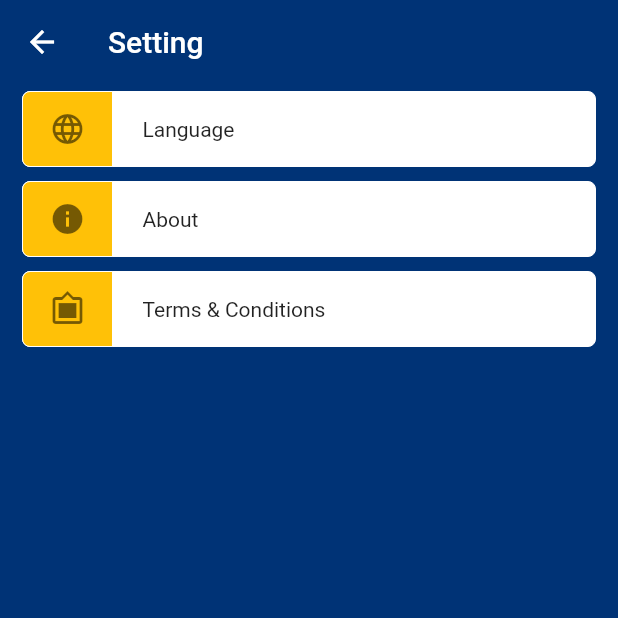
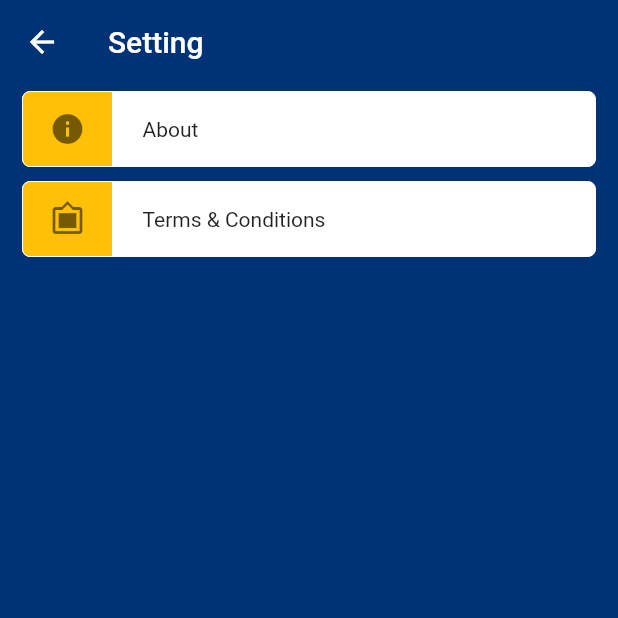
Before and after one commit to YeYintThetKhine/qs_elearning, a Flutter app: the Setting screen opened directly, on a phone screen of 412 x 824 dp, the top half of it. Run offline on Flutter 3.47's test engine with Material 2 defaults, Android fonts, the phone set to English and light mode, and no system bars; our stand-ins replace connectivity, flutter_html, percent_indicator, photo_view, sqflite, table_calendar and 1 more; missing offline and left inert: flutter_widgets; accounts and stored records are empty.

```diff
--- a/lib/Android_Views/Course/course_modules.dart
+++ b/lib/Android_Views/Course/course_modules.dart
@@ -68,7 +68,6 @@ class _CourseModulesState extends State<CourseModules> {
 
     String uid = currentUser.id;
     var quizAdditionalUrl = '$urlLink/$token/quizinfo/course/$courseId/user/$uid/';
-    print(quizAdditionalUrl);
     await http.get(quizAdditionalUrl).then((response) {
       var data = json.decode(response.body);
         for (var quiz in data['quiz_info']) {
@@ -440,7 +439,7 @@ class _CourseModulesState extends State<CourseModules> {
                                           ),
                                           child: Center(
                                             child: Text(
-                                            'Attempt: FREE',
+                                            'Attempt: ${topic.modules[i].maxattempts}',
                                             style: TextStyle(
                                                 color: mBlue,
                                                 fontSize: 16.0,
--- a/lib/Android_Views/Dashboard/grade_history.dart
+++ b/lib/Android_Views/Dashboard/grade_history.dart
@@ -3,9 +3,12 @@ import '../../ThemeColors/colors.dart';
 import 'package:moodle_test/Android_Views/Auto_Logout_Method.dart';
 import '../../Model/model.dart';
 import 'package:moodle_test/Android_Views/Dashboard/grade_history_more.dart';
+import 'package:connectivity/connectivity.dart';
 
   @override
 Widget gradeHistoryWidget(List<GradeByCategory> _categoryQuizList, String token, context) {
+
+  String eventtype="initial";
 
     countertimer(){
       AutoLogoutMethod.autologout.counter(context);
@@ -86,7 +89,7 @@ Widget gradeHistoryWidget(List<GradeByCategory> _categoryQuizList, String token,
                       mainAxisAlignment: MainAxisAlignment.spaceEvenly,
                       children: <Widget>[
                         Container(
-                          child: Text(_categoryQuizList[index].coursename,style: TextStyle(color:mBlue ,fontWeight: FontWeight.bold,fontSize: 18)),
+                          child: Text(_categoryQuizList[index].coursename,overflow: TextOverflow.ellipsis,style: TextStyle(color:mBlue ,fontWeight: FontWeight.bold,fontSize: 18)),
                         ),
                         Text('Total Marks: ${_categoryQuizList[index].mark}',style: TextStyle(color:mBlue)),
                       ]
--- a/lib/Android_Views/Dashboard/today_events.dart
+++ b/lib/Android_Views/Dashboard/today_events.dart
@@ -143,7 +143,7 @@ _showBottomSheet(BuildContext context, List<Event> events) {
                               child: Row(
                                 children: [
                                   Container(
-                                    padding: EdgeInsets.symmetric(horizontal: 7.0,vertical: 7.0),
+                                    padding: EdgeInsets.symmetric(horizontal: 5.0,vertical: 5.0),
                                     decoration: BoxDecoration(
                                       borderRadius: BorderRadius.circular(10.0),
                                       boxShadow: [
@@ -198,11 +198,13 @@ _showBottomSheet(BuildContext context, List<Event> events) {
                                           ),
                                         ),
                                         Container(
+                                          width: MediaQuery.of(context).size.width-130,
                                           padding: EdgeInsets.only(
                                             bottom: 6.0,
                                           ),
                                           child: Text(
                                             events[i].courseName,
+                                            overflow: TextOverflow.ellipsis,
                                             style: TextStyle(
                                               color: Colors.white,
                                               fontSize: 16.0,
@@ -410,11 +412,13 @@ Widget todayEvents(List<Event> eventList, bool event, BuildContext context) {
                           ),
                         ),
                         Container(
+                          width: MediaQuery.of(context).size.width-135,
                           padding: EdgeInsets.only(
                             bottom: 6.0,
                           ),
                           child: Text(
                             eventList[0].courseName,
+                            overflow: TextOverflow.ellipsis,
                             style: TextStyle(
                               color: Colors.white,
                               fontSize: 16.0,
--- a/lib/Android_Views/Help/help.dart
+++ b/lib/Android_Views/Help/help.dart
@@ -88,7 +88,7 @@ class _HelpState extends State<Help> {
                         borderRadius: BorderRadius.circular(5),
                       ),
                       child:Center(
-                        child: Text('Terms & Conditions'),
+                        child: Text('User Guide'),
                       ),
                     ),
                   ],
--- a/lib/Android_Views/LandingPage/landing_page.dart
+++ b/lib/Android_Views/LandingPage/landing_page.dart
@@ -61,7 +61,7 @@ class _LandingPageState extends State<LandingPage> {
       setState(() {
         _signingIn = true;
       });
-      var username = _username.text;
+      var username = _username.text.toLowerCase();
       var password = _password.text;
       var response;
       var url = '$urlLink/login/$username/$password/';
--- a/lib/Android_Views/Settings/settings.dart
+++ b/lib/Android_Views/Settings/settings.dart
@@ -33,52 +33,6 @@ class _SettingState extends State<Setting> {
       body:SingleChildScrollView(
         child:Column(
           children: <Widget>[
-            Container(
-              margin: EdgeInsets.symmetric(horizontal: 15,vertical: 5),
-              height: 50,
-              decoration: BoxDecoration(
-                color: Colors.white,
-                border: Border.all(
-                  color: Colors.white,
-                  width: 0,
-                ),
-                borderRadius: BorderRadius.circular(5),
-              ),
-              child: Row(
-                children:[
-                  Container(
-                    width: 60,
-                    height: 50,
-                    decoration: BoxDecoration(
-                      color: Colors.amber,
-                      border: Border.all(
-                        color: Colors.white,
-                        width: 0,
-                      ),
-                      borderRadius: BorderRadius.only(bottomLeft:Radius.circular(5.0),topLeft:Radius.circular(5.0)),
-                    ),
-                    child:Center(
-                      child: Icon(Icons.language,color: Colors.black54)
-                    ),
-                  ),
-                  Container(
-                    height: 50,
-                    padding: EdgeInsets.only(left:20),
-                    decoration: BoxDecoration(
-                      color: Colors.white,
-                      border: Border.all(
-                        color: Colors.white,
-                        width: 0,
-                      ),
-                      borderRadius: BorderRadius.circular(5),
-                    ),
-                    child:Center(
-                      child: Text('Language'),
-                    ),
-                  ),
-                ],
-              ),
-            ),
             GestureDetector(
               onTap: () {
                 countertimer();
```
Also changed, not shown: lib/Android_Views/Course/module_quiz.dart (+88 -2 lines).
